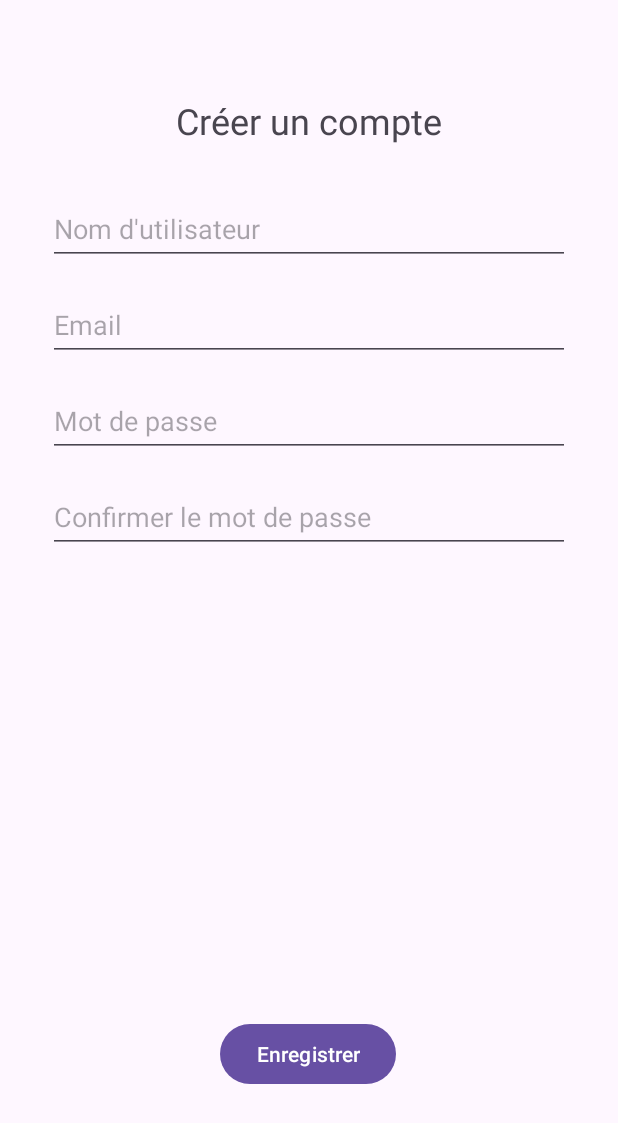
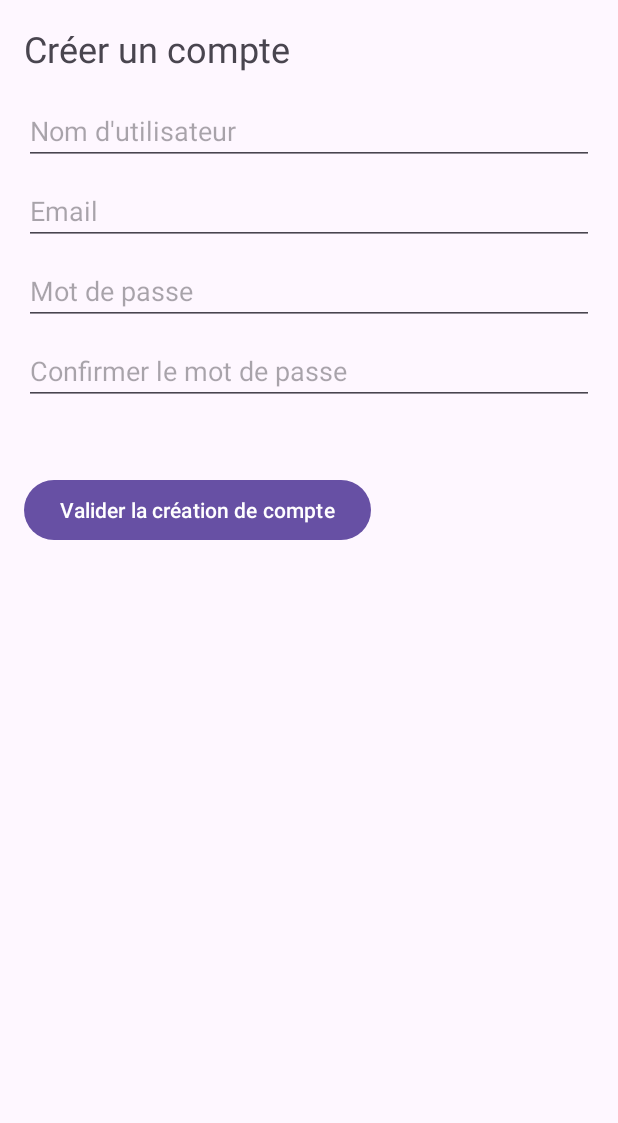
Before and after one commit to Infogerance-dev/ProjetAndroid, an Android app: the fragment AccountCreationFragment placed in its activity, on a phone screen of 412 x 824 dp. Shown: the top 1123 px of the screen. Run offline under Robolectric (Android 15) with nearby library versions, the phone set to English and light mode, and no system bars.

Commit message:
Persistance des données OK

```diff
--- a/app/build.gradle.kts
+++ b/app/build.gradle.kts
@@ -9,7 +9,7 @@ android {
     defaultConfig {
         applicationId = "com.example.frigozen"
         minSdk = 24
-        targetSdk = 34
+        targetSdk = 35
         versionCode = 1
         versionName = "1.0"
 
@@ -44,6 +44,7 @@ dependencies {
     implementation(libs.androidx.activity)
     implementation(libs.androidx.constraintlayout)
     implementation(libs.glide)
+    implementation("org.jetbrains.kotlinx:kotlinx-coroutines-core:1.6.4")
     testImplementation(libs.junit)
     androidTestImplementation(libs.androidx.junit)
     androidTestImplementation(libs.androidx.espresso.core)
--- a/app/src/main/java/com/example/frigozen/LoginFragment.kt
+++ b/app/src/main/java/com/example/frigozen/LoginFragment.kt
@@ -1,6 +1,6 @@
 package com.example.frigozen
 
-import android.content.Intent
+import android.content.SharedPreferences
 import android.os.Bundle
 import android.view.LayoutInflater
 import android.view.View
@@ -10,10 +10,12 @@ import android.widget.EditText
 import android.widget.TextView
 import android.widget.Toast
 import androidx.fragment.app.Fragment
+import com.google.android.material.bottomnavigation.BottomNavigationView
 
 class LoginFragment : Fragment() {
 
     private lateinit var databaseHelper: DatabaseHelper
+    private lateinit var sharedPreferences: SharedPreferences
 
     override fun onCreateView(
         inflater: LayoutInflater, container: ViewGroup?,
@@ -22,53 +24,71 @@ class LoginFragment : Fragment() {
         // Inflate the layout for this fragment
         val view = inflater.inflate(R.layout.fragment_login, container, false)
 
+        // Cacher le BottomNavigationView
+        (activity as? MainActivity)?.setBottomNavigationVisibility(false)
+
         // Initialiser la base de données
         databaseHelper = DatabaseHelper(requireContext())
 
-        // Champs du layout
-        val usernameField: EditText = view.findViewById(R.id.editTextUsername)
-        val passwordField: EditText = view.findViewById(R.id.editTextPassword)
-        val loginButton: Button = view.findViewById(R.id.buttonLogin)
-        val createAccountButton: Button = view.findViewById(R.id.buttonCreateAccount)
-        val forgotPasswordLink: TextView = view.findViewById(R.id.textForgotPassword)
+        // Initialiser SharedPreferences
+        sharedPreferences = requireContext().getSharedPreferences("user_prefs", 0)
 
-        // Gestion du bouton "Se connecter"
-        loginButton.setOnClickListener {
-            val username = usernameField.text.toString().trim()
-            val password = passwordField.text.toString()
+        // Masquer la barre de navigation système
+        requireActivity().window.decorView.systemUiVisibility = (
+                View.SYSTEM_UI_FLAG_IMMERSIVE_STICKY
+                        or View.SYSTEM_UI_FLAG_HIDE_NAVIGATION
+                        or View.SYSTEM_UI_FLAG_FULLSCREEN
+                        or View.SYSTEM_UI_FLAG_LAYOUT_HIDE_NAVIGATION
+                        or View.SYSTEM_UI_FLAG_LAYOUT_FULLSCREEN
+                )
+
+        // Initialiser les vues
+        val usernameField: EditText? = view.findViewById(R.id.editTextUsername)
+        val passwordField: EditText? = view.findViewById(R.id.editTextPassword)
+        val loginButton: Button? = view.findViewById(R.id.buttonLogin)
+        val createAccountButton: Button? = view.findViewById(R.id.buttonCreateAccount)
+        val forgotPasswordLink: TextView? = view.findViewById(R.id.textForgotPassword)
+
+
+        // Ajouter un listener au bouton de connexion
+        loginButton?.setOnClickListener {
+            val username = usernameField?.text.toString().trim()
+            val password = passwordField?.text.toString()
 
             if (username.isEmpty() || password.isEmpty()) {
                 Toast.makeText(context, "Veuillez remplir tous les champs.", Toast.LENGTH_SHORT).show()
             } else if (databaseHelper.isUserValid(username, password)) {
                 Toast.makeText(context, "Connexion réussie.", Toast.LENGTH_SHORT).show()
 
-            // Afficher l'utilisateur connecter dans l'application
-                val sharedPreferences = requireContext().getSharedPreferences("user_prefs", 0)
+                // Enregistrer les informations de l'utilisateur dans SharedPreferences
                 val editor = sharedPreferences.edit()
-                editor.putString("username", username)  // Enregistrer le nom d'utilisateur
-                editor.putBoolean("is_logged_in", true)  // Marquer l'utilisateur comme connecté
+                editor.putString("username", username)
+                editor.putBoolean("is_logged_in", true)
                 editor.apply()
+
+                // Cacher le BottomNavigationView
+                (activity as? MainActivity)?.setBottomNavigationVisibility(true)
 
                 // Naviguer vers le fragment BilanNutritifFragment
                 parentFragmentManager.beginTransaction()
                     .replace(R.id.nav_host_fragment, BilanNutritifFragment())
-                    .addToBackStack(null)  // Ajoutez à la pile arrière pour permettre la navigation arrière
+                    .addToBackStack(null)
                     .commit()
             } else {
                 Toast.makeText(context, "Nom d'utilisateur ou mot de passe incorrect.", Toast.LENGTH_SHORT).show()
             }
         }
 
-        // Navigation vers la création de compte
-        createAccountButton.setOnClickListener {
+        // Ajouter un listener au bouton de création de compte
+        createAccountButton?.setOnClickListener {
             parentFragmentManager.beginTransaction()
                 .replace(R.id.nav_host_fragment, AccountCreationFragment())
                 .addToBackStack(null)
                 .commit()
         }
 
-        // Gestion du lien "Mot de passe oublié ?"
-        forgotPasswordLink.setOnClickListener {
+        // Ajouter un listener au lien "Mot de passe oublié"
+        forgotPasswordLink?.setOnClickListener {
             Toast.makeText(context, "Fonction de récupération en cours de développement.", Toast.LENGTH_SHORT).show()
         }
 
--- a/app/src/main/java/com/example/frigozen/MainActivity.kt
+++ b/app/src/main/java/com/example/frigozen/MainActivity.kt
@@ -1,5 +1,6 @@
 package com.example.frigozen
 
+import android.os.Build
 import android.os.Bundle
 import android.view.View
 import androidx.appcompat.app.AppCompatActivity
@@ -13,16 +14,6 @@ class MainActivity : AppCompatActivity() {
         setContentView(R.layout.activity_main)
 
         val bottomNavigationView: BottomNavigationView = findViewById(R.id.bottom_navigation)
-
-        // Masquer/afficher le BottomNavigationView selon le fragment actif
-        supportFragmentManager.addOnBackStackChangedListener {
-            val currentFragment = supportFragmentManager.findFragmentById(R.id.nav_host_fragment)
-            if (currentFragment is LoginFragment) {
-                bottomNavigationView.visibility = View.GONE
-            } else {
-                bottomNavigationView.visibility = View.VISIBLE
-            }
-        }
 
         // Configurer la navigation pour les fragments principaux
         bottomNavigationView.setOnNavigationItemSelectedListener { item ->
@@ -62,10 +53,19 @@ class MainActivity : AppCompatActivity() {
         transaction.commit()
     }
 
+    // Méthode pour masquer la barre de navigation et la barre de statut
+    fun setBottomNavigationVisibility(isVisible: Boolean) {
+        val bottomNavigationView: BottomNavigationView = findViewById(R.id.bottom_navigation)
+        bottomNavigationView.visibility = if (isVisible) View.VISIBLE else View.GONE
+    }
+
+
+
+
     // Navigation après une connexion réussie
     fun navigateToDefaultFragment() {
         supportFragmentManager.beginTransaction()
-            .replace(R.id.nav_host_fragment, MesListesFragment())
+            .replace(R.id.nav_host_fragment, BilanNutritifFragment())
             .commit()
     }
 }
--- a/app/src/main/res/layout/fragment_account_creation.xml
+++ b/app/src/main/res/layout/fragment_account_creation.xml
@@ -6,107 +6,106 @@
     android:layout_height="match_parent"
     tools:context=".AccountCreationFragment">
 
+    <!-- Conteneur pour les informations de l'utilisateur connecté -->
+    <LinearLayout
+        android:id="@+id/accountInfoContainer"
+        android:layout_width="match_parent"
+        android:layout_height="match_parent"
+        android:visibility="gone"
+        android:orientation="vertical"
+        android:padding="16dp">
+
+        <TextView
+            android:id="@+id/textViewAccountInfo"
+            android:layout_width="wrap_content"
+            android:layout_height="wrap_content"
+            android:text="Bienvenue, utilisateur !"
+            android:textSize="18sp"
+            android:textAlignment="center"
+            android:layout_marginBottom="16dp" />
+
+        <TextView
+            android:id="@+id/textViewUsername"
+            android:layout_width="wrap_content"
+            android:layout_height="wrap_content"
+            android:text="Nom d'utilisateur"
+            android:textSize="45dp" />
+
+        <TextView
+            android:id="@+id/textViewEmail"
+            android:layout_width="wrap_content"
+            android:layout_height="wrap_content"
+            android:text="Email"
+            android:textSize="45dp" />
+
+        <Button
+            android:id="@+id/buttonChangePassword"
+            android:layout_width="wrap_content"
+            android:layout_height="wrap_content"
+            android:text="Modifier le mot de passe"
+            android:layout_marginTop="16dp" />
+
+        <Button
+            android:id="@+id/buttonLogout"
+            android:layout_width="wrap_content"
+            android:layout_height="wrap_content"
+            android:text="Se déconnecter"
+            android:layout_marginTop="8dp" />
+    </LinearLayout>
+
+    <!-- Conteneur pour le formulaire de création de compte -->
+    <LinearLayout
+        android:id="@+id/accountCreationContainer"
+        android:layout_width="match_parent"
+        android:layout_height="match_parent"
+        android:orientation="vertical"
+        android:padding="16dp">
+
         <TextView
             android:id="@+id/textViewTitle"
             android:layout_width="wrap_content"
             android:layout_height="wrap_content"
             android:text="Créer un compte"
             android:textSize="24sp"
-        android:layout_marginTop="64dp"
-        app:layout_constraintTop_toTopOf="parent"
-        app:layout_constraintStart_toStartOf="parent"
-        app:layout_constraintEnd_toEndOf="parent" />
-
-    <!-- Nouveau TextView pour afficher les informations de l'utilisateur connecté -->
-    <TextView
-        android:id="@+id/textViewAccountInfo"
-        android:layout_width="0dp"
-        android:layout_height="wrap_content"
-        android:text="Bienvenue, utilisateur !"
-        android:visibility="gone"
-        android:textSize="18sp"
-        android:textAlignment="center"
-        android:layout_marginTop="16dp"
-        android:layout_marginStart="16dp"
-        android:layout_marginEnd="16dp"
-        app:layout_constraintTop_toBottomOf="@id/textViewTitle"
-        app:layout_constraintStart_toStartOf="parent"
-        app:layout_constraintEnd_toEndOf="parent" />
-
-    <!-- Nouveau Button pour permettre la déconnexion -->
-    <Button
-        android:id="@+id/buttonLogout"
-        android:layout_width="wrap_content"
-        android:layout_height="wrap_content"
-        android:text="Se déconnecter"
-        android:visibility="gone"
-        android:layout_marginTop="16dp"
-        app:layout_constraintTop_toBottomOf="@id/textViewAccountInfo"
-        app:layout_constraintStart_toStartOf="parent"
-        app:layout_constraintEnd_toEndOf="parent" />
+            android:layout_marginBottom="16dp" />
 
         <EditText
             android:id="@+id/editTextUsername"
-        android:layout_width="0dp"
-        android:layout_height="48dp"
+            android:layout_width="match_parent"
+            android:layout_height="wrap_content"
             android:hint="Nom d'utilisateur"
-        android:inputType="textPersonName"
-        app:layout_constraintTop_toBottomOf="@id/textViewTitle"
-        app:layout_constraintStart_toStartOf="parent"
-        app:layout_constraintEnd_toEndOf="parent"
-        android:layout_marginTop="32dp"
-        android:layout_marginStart="32dp"
-        android:layout_marginEnd="32dp" />
+            android:inputType="textPersonName"/>
 
         <EditText
             android:id="@+id/editTextEmail"
-        android:layout_width="0dp"
-        android:layout_height="48dp"
-        android:layout_marginStart="32dp"
-        android:layout_marginTop="16dp"
-        android:layout_marginEnd="32dp"
+            android:layout_width="match_parent"
+            android:layout_height="wrap_content"
             android:hint="Email"
             android:inputType="textEmailAddress"
-        app:layout_constraintEnd_toEndOf="parent"
-        app:layout_constraintStart_toStartOf="parent"
-        app:layout_constraintTop_toBottomOf="@id/editTextUsername" />
+            android:layout_marginTop="8dp" />
 
         <EditText
             android:id="@+id/editTextPassword"
-        android:layout_width="0dp"
-        android:layout_height="48dp"
-        android:layout_marginStart="32dp"
-        android:layout_marginTop="16dp"
-        android:layout_marginEnd="32dp"
+            android:layout_width="match_parent"
+            android:layout_height="wrap_content"
             android:hint="Mot de passe"
             android:inputType="textPassword"
-        app:layout_constraintEnd_toEndOf="parent"
-        app:layout_constraintStart_toStartOf="parent"
-        app:layout_constraintTop_toBottomOf="@+id/editTextEmail" />
+            android:layout_marginTop="8dp" />
 
         <EditText
             android:id="@+id/editTextConfirmPassword"
-        android:layout_width="0dp"
-        android:layout_height="48dp"
-        android:layout_marginStart="32dp"
-        android:layout_marginTop="16dp"
-        android:layout_marginEnd="32dp"
+            android:layout_width="match_parent"
+            android:layout_height="wrap_content"
             android:hint="Confirmer le mot de passe"
             android:inputType="textPassword"
-        app:layout_constraintEnd_toEndOf="parent"
-        app:layout_constraintStart_toStartOf="parent"
-        app:layout_constraintTop_toBottomOf="@id/editTextPassword" />
+            android:layout_marginTop="8dp" />
 
+        <!-- Bouton Enregistrer (Création de compte) -->
         <Button
             android:id="@+id/buttonSavePassword"
             android:layout_width="wrap_content"
             android:layout_height="wrap_content"
-        android:layout_marginTop="16dp"
-        android:text="Enregistrer"
-        app:layout_constraintBottom_toBottomOf="parent"
-        app:layout_constraintEnd_toEndOf="parent"
-        app:layout_constraintHorizontal_bias="0.498"
-        app:layout_constraintStart_toStartOf="parent"
-        app:layout_constraintTop_toBottomOf="@id/editTextConfirmPassword"
-        app:layout_constraintVertical_bias="0.752" />
+            android:text="Valider la création de compte"
+            android:layout_marginTop="46dp" />
+    </LinearLayout>
 </androidx.constraintlayout.widget.ConstraintLayout>
```
Also changed, not shown: app/src/main/java/com/example/frigozen/AccountCreationFragment.kt (+137 -49 lines), app/src/main/java/com/example/frigozen/DatabaseHelper.kt (+72 -8 lines). Lines whose indentation alone changed are shown as unchanged.
